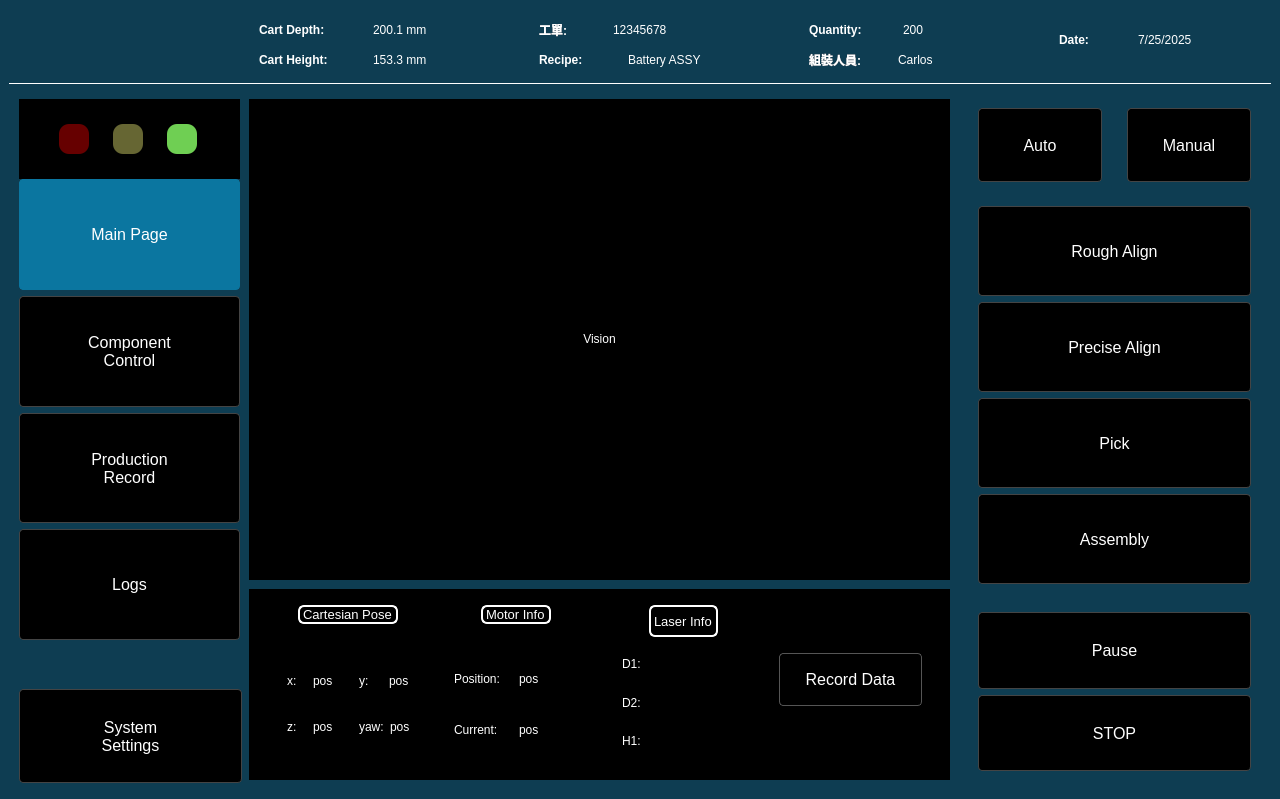
deltahenry/cas_ws, file src/ui_app/ui_app/ui_magic_cube.ui: the form before one commit.
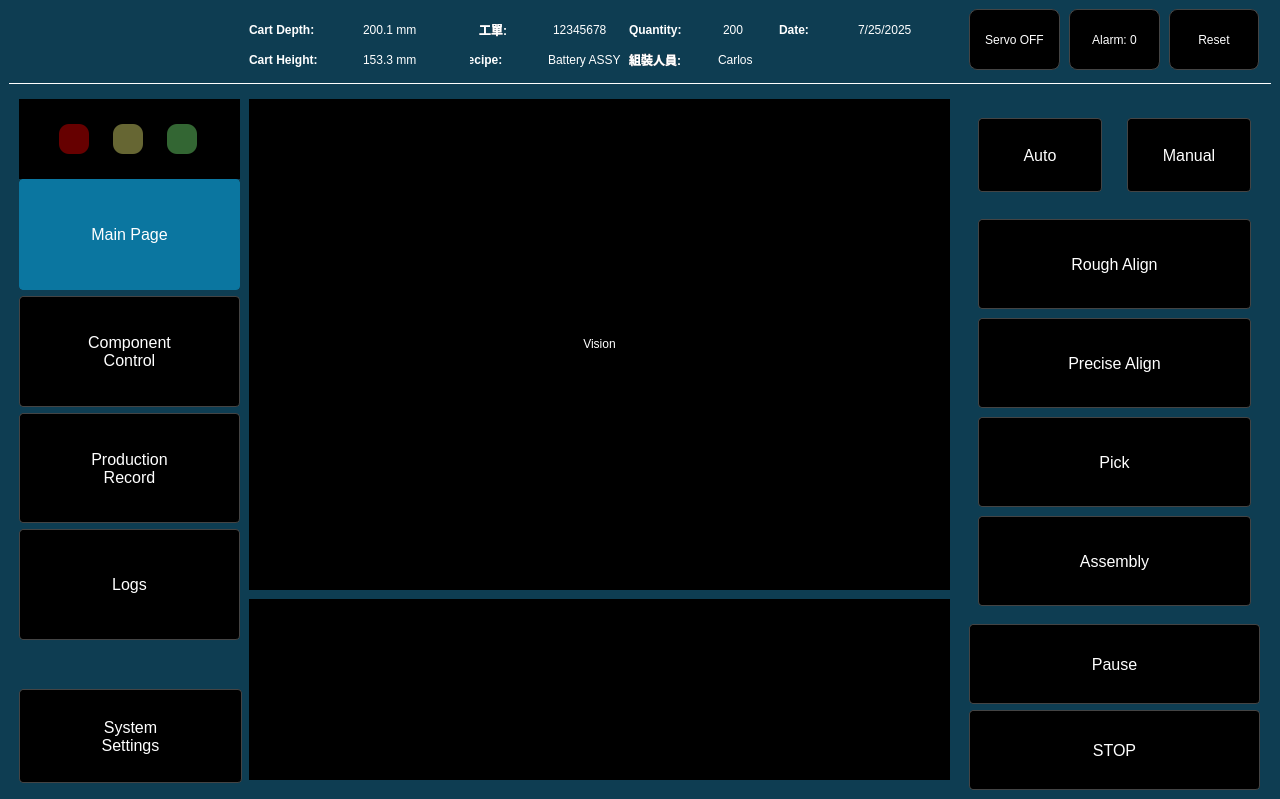
The form after the commit. The open tabs and pages were chosen to show the change. Icons and pictures are not drawn.

```diff
--- a/src/ui_app/ui_app/ui_magic_cube.ui
+++ b/src/ui_app/ui_app/ui_magic_cube.ui
@@ -160,7 +160,7 @@
            </size>
           </property>
           <property name="styleSheet">
-           <string notr="true">background-color: #6FCF53; border-radius: 10px;</string>
+           <string notr="true">background-color: #336633; border-radius: 10px;</string>
           </property>
           <property name="text">
            <string/>
@@ -358,7 +358,7 @@
        <property name="geometry">
         <rect>
          <x>240</x>
-         <y>80</y>
+         <y>90</y>
          <width>1021</width>
          <height>691</height>
         </rect>
@@ -379,9 +379,9 @@
          <property name="geometry">
           <rect>
            <x>0</x>
-           <y>10</y>
+           <y>0</y>
            <width>701</width>
-           <height>481</height>
+           <height>491</height>
           </rect>
          </property>
          <property name="styleSheet">
@@ -409,7 +409,7 @@
            <x>0</x>
            <y>500</y>
            <width>701</width>
-           <height>191</height>
+           <height>181</height>
           </rect>
          </property>
          <property name="styleSheet">
@@ -758,455 +758,6 @@
            <property name="spacing">
             <number>6</number>
            </property>
-           <item>
-            <widget class="QFrame" name="Info">
-             <property name="frameShape">
-              <enum>QFrame::Shape::StyledPanel</enum>
-             </property>
-             <property name="frameShadow">
-              <enum>QFrame::Shadow::Raised</enum>
-             </property>
-             <layout class="QHBoxLayout" name="horizontalLayout_10" stretch="0,0,0,0">
-              <property name="topMargin">
-               <number>0</number>
-              </property>
-              <property name="bottomMargin">
-               <number>9</number>
-              </property>
-              <item>
-               <widget class="QWidget" name="CartesianPoseWidget" native="true">
-                <property name="sizePolicy">
-                 <sizepolicy hsizetype="Preferred" vsizetype="Preferred">
-                  <horstretch>0</horstretch>
-                  <verstretch>0</verstretch>
-                 </sizepolicy>
-                </property>
-                <property name="minimumSize">
-                 <size>
-                  <width>0</width>
-                  <height>0</height>
-                 </size>
-                </property>
-                <layout class="QGridLayout" name="gridLayout">
-                 <property name="topMargin">
-                  <number>6</number>
-                 </property>
-                 <item row="1" column="1">
-                  <widget class="QFrame" name="yPosFrame">
-                   <property name="frameShape">
-                    <enum>QFrame::Shape::StyledPanel</enum>
-                   </property>
-                   <property name="frameShadow">
-                    <enum>QFrame::Shadow::Raised</enum>
-                   </property>
-                   <layout class="QHBoxLayout" name="horizontalLayout_9">
-                    <property name="bottomMargin">
-                     <number>3</number>
-                    </property>
-                    <item alignment="Qt::AlignmentFlag::AlignLeft|Qt::AlignmentFlag::AlignVCenter">
-                     <widget class="QLabel" name="y">
-                      <property name="font">
-                       <font>
-                        <pointsize>9</pointsize>
-                       </font>
-                      </property>
-                      <property name="text">
-                       <string>y:</string>
-                      </property>
-                     </widget>
-                    </item>
-                    <item alignment="Qt::AlignmentFlag::AlignHCenter|Qt::AlignmentFlag::AlignVCenter">
-                     <widget class="QLabel" name="yText">
-                      <property name="text">
-                       <string>pos</string>
-                      </property>
-                     </widget>
-                    </item>
-                   </layout>
-                  </widget>
-                 </item>
-                 <item row="2" column="0">
-                  <widget class="QFrame" name="zPosFrame">
-                   <property name="frameShape">
-                    <enum>QFrame::Shape::StyledPanel</enum>
-                   </property>
-                   <property name="frameShadow">
-                    <enum>QFrame::Shadow::Raised</enum>
-                   </property>
-                   <layout class="QHBoxLayout" name="horizontalLayout_11">
-                    <property name="bottomMargin">
-                     <number>14</number>
-                    </property>
-                    <item alignment="Qt::AlignmentFlag::AlignLeft|Qt::AlignmentFlag::AlignVCenter">
-                     <widget class="QLabel" name="z">
-                      <property name="font">
-                       <font>
-                        <pointsize>9</pointsize>
-                       </font>
-                      </property>
-                      <property name="text">
-                       <string>z:</string>
-                      </property>
-                     </widget>
-                    </item>
-                    <item alignment="Qt::AlignmentFlag::AlignHCenter|Qt::AlignmentFlag::AlignVCenter">
-                     <widget class="QLabel" name="zText">
-                      <property name="text">
-                       <string>pos</string>
-                      </property>
-                     </widget>
-                    </item>
-                   </layout>
-                  </widget>
-                 </item>
-                 <item row="2" column="1">
-                  <widget class="QFrame" name="yawPosFrame">
-                   <property name="frameShape">
-                    <enum>QFrame::Shape::StyledPanel</enum>
-                   </property>
-                   <property name="frameShadow">
-                    <enum>QFrame::Shadow::Raised</enum>
-                   </property>
-                   <layout class="QHBoxLayout" name="horizontalLayout_12">
-                    <property name="bottomMargin">
-                     <number>14</number>
-                    </property>
-                    <item alignment="Qt::AlignmentFlag::AlignLeft|Qt::AlignmentFlag::AlignVCenter">
-                     <widget class="QLabel" name="yaw">
-                      <property name="font">
-                       <font>
-                        <pointsize>9</pointsize>
-                       </font>
-                      </property>
-                      <property name="text">
-                       <string>yaw:</string>
-                      </property>
-                     </widget>
-                    </item>
-                    <item alignment="Qt::AlignmentFlag::AlignHCenter|Qt::AlignmentFlag::AlignVCenter">
-                     <widget class="QLabel" name="yawText">
-                      <property name="text">
-                       <string>pos</string>
-                      </property>
-                     </widget>
-                    </item>
-                   </layout>
-                  </widget>
-                 </item>
-                 <item row="0" column="0" colspan="2" alignment="Qt::AlignmentFlag::AlignHCenter|Qt::AlignmentFlag::AlignTop">
-                  <widget class="QLabel" name="CartesianPoseText">
-                   <property name="font">
-                    <font>
-                     <pointsize>10</pointsize>
-                    </font>
-                   </property>
-                   <property name="styleSheet">
-                    <string notr="true">border: 2px solid #FFFFFF;  /* white solid border */
-border-radius: 6px;</string>
-                   </property>
-                   <property name="text">
-                    <string>Cartesian Pose</string>
-                   </property>
-                  </widget>
-                 </item>
-                 <item row="1" column="0">
-                  <widget class="QFrame" name="xPosFrame">
-                   <property name="font">
-                    <font>
-                     <pointsize>9</pointsize>
-                    </font>
-                   </property>
-                   <property name="frameShape">
-                    <enum>QFrame::Shape::StyledPanel</enum>
-                   </property>
-                   <property name="frameShadow">
-                    <enum>QFrame::Shadow::Raised</enum>
-                   </property>
-                   <layout class="QHBoxLayout" name="horizontalLayout_8">
-                    <property name="leftMargin">
-                     <number>9</number>
-                    </property>
-                    <property name="bottomMargin">
-                     <number>3</number>
-                    </property>
-                    <item alignment="Qt::AlignmentFlag::AlignLeft|Qt::AlignmentFlag::AlignVCenter">
-                     <widget class="QLabel" name="x">
-                      <property name="font">
-                       <font>
-                        <pointsize>9</pointsize>
-                       </font>
-                      </property>
-                      <property name="text">
-                       <string>x:</string>
-                      </property>
-                     </widget>
-                    </item>
-                    <item alignment="Qt::AlignmentFlag::AlignHCenter|Qt::AlignmentFlag::AlignVCenter">
-                     <widget class="QLabel" name="xText">
-                      <property name="text">
-                       <string>pos</string>
-                      </property>
-                     </widget>
-                    </item>
-                   </layout>
-                  </widget>
-                 </item>
-                </layout>
-               </widget>
-              </item>
-              <item>
-               <widget class="QWidget" name="MotorInfoWidget" native="true">
-                <property name="styleSheet">
-                 <string notr="true"/>
-                </property>
-                <layout class="QGridLayout" name="gridLayout_2">
-                 <property name="topMargin">
-                  <number>6</number>
-                 </property>
-                 <item row="2" column="0">
-                  <widget class="QFrame" name="PositionFrame">
-                   <property name="frameShape">
-                    <enum>QFrame::Shape::StyledPanel</enum>
-                   </property>
-                   <property name="frameShadow">
-                    <enum>QFrame::Shadow::Raised</enum>
-                   </property>
-                   <layout class="QHBoxLayout" name="horizontalLayout_13">
-                    <item>
-                     <widget class="QLabel" name="Position">
-                      <property name="text">
-                       <string>Position:</string>
-                      </property>
-                     </widget>
-                    </item>
-                    <item>
-                     <widget class="QLabel" name="PositionText">
-                      <property name="text">
-                       <string>pos</string>
-                      </property>
-                     </widget>
-                    </item>
-                   </layout>
-                  </widget>
-                 </item>
-                 <item row="0" column="0" alignment="Qt::AlignmentFlag::AlignHCenter|Qt::AlignmentFlag::AlignTop">
-                  <widget class="QLabel" name="MotorInfoText">
-                   <property name="font">
-                    <font>
-                     <pointsize>10</pointsize>
-                    </font>
-                   </property>
-                   <property name="styleSheet">
-                    <string notr="true">border: 2px solid #FFFFFF;  /* white solid border */
-border-radius: 6px;</string>
-                   </property>
-                   <property name="text">
-                    <string>Motor Info</string>
-                   </property>
-                  </widget>
-                 </item>
-                 <item row="3" column="0">
-                  <widget class="QFrame" name="CurrentFrame">
-                   <property name="frameShape">
-                    <enum>QFrame::Shape::StyledPanel</enum>
-                   </property>
-                   <property name="frameShadow">
-                    <enum>QFrame::Shadow::Raised</enum>
-                   </property>
-                   <layout class="QHBoxLayout" name="horizontalLayout_14">
-                    <item>
-                     <widget class="QLabel" name="Current">
-                      <property name="text">
-                       <string>Current: </string>
-                      </property>
-                     </widget>
-                    </item>
-                    <item>
-                     <widget class="QLabel" name="CurrentText">
-                      <property name="text">
-                       <string>pos</string>
-                      </property>
-                     </widget>
-                    </item>
-                   </layout>
-                  </widget>
-                 </item>
-                </layout>
-               </widget>
-              </item>
-              <item>
-               <widget class="QWidget" name="RecordData" native="true">
-                <layout class="QGridLayout" name="gridLayout_3">
-                 <property name="topMargin">
-                  <number>6</number>
-                 </property>
-                 <item row="1" column="0">
-                  <widget class="QFrame" name="frame_11">
-                   <property name="frameShape">
-                    <enum>QFrame::Shape::StyledPanel</enum>
-                   </property>
-                   <property name="frameShadow">
-                    <enum>QFrame::Shadow::Raised</enum>
-                   </property>
-                   <layout class="QVBoxLayout" name="verticalLayout_13">
-                    <property name="leftMargin">
-                     <number>9</number>
-                    </property>
-                    <property name="topMargin">
-                     <number>9</number>
-                    </property>
-                    <property name="bottomMargin">
-                     <number>0</number>
-                    </property>
-                    <item>
-                     <widget class="QLabel" name="d1">
-                      <property name="text">
-                       <string>D1: </string>
-                      </property>
-                     </widget>
-                    </item>
-                   </layout>
-                  </widget>
-                 </item>
-                 <item row="0" column="0" alignment="Qt::AlignmentFlag::AlignHCenter">
-                  <widget class="QLabel" name="LaserInfoText">
-                   <property name="font">
-                    <font>
-                     <pointsize>10</pointsize>
-                    </font>
-                   </property>
-                   <property name="styleSheet">
-                    <string notr="true">border: 2px solid #FFFFFF;  /* white solid border */
-border-radius: 6px;</string>
-                   </property>
-                   <property name="text">
-                    <string>Laser Info</string>
-                   </property>
-                  </widget>
-                 </item>
-                 <item row="3" column="0">
-                  <widget class="QFrame" name="frame_6">
-                   <property name="frameShape">
-                    <enum>QFrame::Shape::StyledPanel</enum>
-                   </property>
-                   <property name="frameShadow">
-                    <enum>QFrame::Shadow::Raised</enum>
-                   </property>
-                   <layout class="QVBoxLayout" name="verticalLayout_22">
-                    <property name="leftMargin">
-                     <number>9</number>
-                    </property>
-                    <property name="bottomMargin">
-                     <number>0</number>
-                    </property>
-                    <item>
-                     <widget class="QLabel" name="d2">
-                      <property name="text">
-                       <string>D2: </string>
-                      </property>
-                     </widget>
-                    </item>
-                   </layout>
-                  </widget>
-                 </item>
-                 <item row="4" column="0">
-                  <widget class="QFrame" name="frame_5">
-                   <property name="frameShape">
-                    <enum>QFrame::Shape::StyledPanel</enum>
-                   </property>
-                   <property name="frameShadow">
-                    <enum>QFrame::Shadow::Raised</enum>
-                   </property>
-                   <layout class="QVBoxLayout" name="verticalLayout_14">
-                    <property name="leftMargin">
-                     <number>9</number>
-                    </property>
-                    <property name="bottomMargin">
-                     <number>0</number>
-                    </property>
-                    <item>
-                     <widget class="QLabel" name="h1">
-                      <property name="text">
-                       <string>H1: </string>
-                      </property>
-                     </widget>
-                    </item>
-                   </layout>
-                  </widget>
-                 </item>
-                </layout>
-               </widget>
-              </item>
-              <item>
-               <widget class="QWidget" name="RecordDataButtonContainer" native="true">
-                <property name="sizePolicy">
-                 <sizepolicy hsizetype="Preferred" vsizetype="Preferred">
-                  <horstretch>0</horstretch>
-                  <verstretch>0</verstretch>
-                 </sizepolicy>
-                </property>
-                <layout class="QVBoxLayout" name="verticalLayout_16">
-                 <property name="leftMargin">
-                  <number>9</number>
-                 </property>
-                 <property name="topMargin">
-                  <number>9</number>
-                 </property>
-                 <item alignment="Qt::AlignmentFlag::AlignVCenter">
-                  <widget class="QPushButton" name="RecordDataButton">
-                   <property name="sizePolicy">
-                    <sizepolicy hsizetype="Preferred" vsizetype="Preferred">
-                     <horstretch>0</horstretch>
-                     <verstretch>0</verstretch>
-                    </sizepolicy>
-                   </property>
-                   <property name="font">
-                    <font>
-                     <pointsize>12</pointsize>
-                    </font>
-                   </property>
-                   <property name="styleSheet">
-                    <string notr="true">QPushButton {
-    background-color: qlineargradient(
-        x1:0, y1:0, x2:0, y2:1,
-        stop:0 #1a1a1a, stop:1 #000000
-    );
-    color: white;
-    border: 1px solid #555;
-    border-radius: 4px;
-    padding: 16px 24px;
-}
-
-QPushButton:hover {
-    background-color: qlineargradient(
-        x1:0, y1:0, x2:0, y2:1,
-        stop:0 #2a2a2a, stop:1 #111111
-    );
-}
-
-QPushButton:pressed {
-    background-color: qlineargradient(
-        x1:0, y1:0, x2:0, y2:1,
-        stop:0 #0f0f0f, stop:1 #000000
-    );
-	background-color: #0B76A0;
-    border: 1px solid #555;
-    border-radius: 4px;
-    padding: 16px 24px;
-}
-</string>
-                   </property>
-                   <property name="text">
-                    <string>Record Data</string>
-                   </property>
-                  </widget>
-                 </item>
-                </layout>
-               </widget>
-              </item>
-             </layout>
-            </widget>
-           </item>
           </layout>
          </widget>
         </widget>
@@ -1353,64 +904,6 @@
                 </property>
                </widget>
               </item>
-              <item>
-               <layout class="QVBoxLayout" name="verticalLayoutAutoPauseAndStop">
-                <property name="spacing">
-                 <number>6</number>
-                </property>
-                <property name="topMargin">
-                 <number>37</number>
-                </property>
-                <item>
-                 <widget class="QPushButton" name="AutoPauseButton">
-                  <property name="sizePolicy">
-                   <sizepolicy hsizetype="Minimum" vsizetype="Preferred">
-                    <horstretch>0</horstretch>
-                    <verstretch>0</verstretch>
-                   </sizepolicy>
-                  </property>
-                  <property name="font">
-                   <font>
-                    <pointsize>12</pointsize>
-                   </font>
-                  </property>
-                  <property name="styleSheet">
-                   <string notr="true"/>
-                  </property>
-                  <property name="text">
-                   <string>Pause</string>
-                  </property>
-                  <property name="checkable">
-                   <bool>true</bool>
-                  </property>
-                 </widget>
-                </item>
-                <item>
-                 <widget class="QPushButton" name="AutoStopButton">
-                  <property name="sizePolicy">
-                   <sizepolicy hsizetype="Minimum" vsizetype="Preferred">
-                    <horstretch>0</horstretch>
-                    <verstretch>0</verstretch>
-                   </sizepolicy>
-                  </property>
-                  <property name="font">
-                   <font>
-                    <pointsize>12</pointsize>
-                   </font>
-                  </property>
-                  <property name="styleSheet">
-                   <string notr="true"/>
-                  </property>
-                  <property name="text">
-                   <string>STOP</string>
-                  </property>
-                  <property name="checkable">
-                   <bool>false</bool>
-                  </property>
-                 </widget>
-                </item>
-               </layout>
-              </item>
              </layout>
             </widget>
             <widget class="QWidget" name="ManualButtonsPage">
@@ -1550,77 +1043,80 @@
                 </attribute>
                </widget>
               </item>
-              <item>
-               <layout class="QVBoxLayout" name="verticalLayoutManualButtons">
-                <property name="topMargin">
-                 <number>22</number>
-                </property>
-                <item>
-                 <widget class="QPushButton" name="ManualPauseButton">
-                  <property name="sizePolicy">
-                   <sizepolicy hsizetype="Minimum" vsizetype="Preferred">
-                    <horstretch>0</horstretch>
-                    <verstretch>0</verstretch>
-                   </sizepolicy>
-                  </property>
-                  <property name="maximumSize">
-                   <size>
-                    <width>16777215</width>
-                    <height>90</height>
-                   </size>
-                  </property>
-                  <property name="font">
-                   <font>
-                    <pointsize>12</pointsize>
-                   </font>
-                  </property>
-                  <property name="styleSheet">
-                   <string notr="true"/>
-                  </property>
-                  <property name="text">
-                   <string>Pause</string>
-                  </property>
-                  <property name="checkable">
-                   <bool>true</bool>
-                  </property>
-                 </widget>
-                </item>
-                <item>
-                 <widget class="QPushButton" name="ManualStopButton">
-                  <property name="sizePolicy">
-                   <sizepolicy hsizetype="Minimum" vsizetype="Preferred">
-                    <horstretch>0</horstretch>
-                    <verstretch>0</verstretch>
-                   </sizepolicy>
-                  </property>
-                  <property name="maximumSize">
-                   <size>
-                    <width>16777215</width>
-                    <height>90</height>
-                   </size>
-                  </property>
-                  <property name="font">
-                   <font>
-                    <pointsize>12</pointsize>
-                   </font>
-                  </property>
-                  <property name="styleSheet">
-                   <string notr="true"/>
-                  </property>
-                  <property name="text">
-                   <string>STOP</string>
-                  </property>
-                  <property name="checkable">
-                   <bool>false</bool>
-                  </property>
-                 </widget>
-                </item>
-               </layout>
-              </item>
              </layout>
             </widget>
            </widget>
           </item>
+          <item>
+           <layout class="QVBoxLayout" name="verticalLayoutAutoPauseAndStop">
+            <property name="spacing">
+             <number>6</number>
+            </property>
+            <property name="topMargin">
+             <number>0</number>
+            </property>
+            <item>
+             <widget class="QPushButton" name="AutoPauseButton">
+              <property name="sizePolicy">
+               <sizepolicy hsizetype="Minimum" vsizetype="Preferred">
+                <horstretch>0</horstretch>
+                <verstretch>0</verstretch>
+               </sizepolicy>
+              </property>
+              <property name="minimumSize">
+               <size>
+                <width>0</width>
+                <height>80</height>
+               </size>
+              </property>
+              <property name="font">
+               <font>
+                <pointsize>12</pointsize>
+               </font>
+              </property>
+              <property name="styleSheet">
+               <string notr="true"/>
+              </property>
+              <property name="text">
+               <string>Pause</string>
+              </property>
+              <property name="checkable">
+               <bool>true</bool>
+              </property>
+             </widget>
+            </item>
+            <item>
+             <widget class="QPushButton" name="AutoStopButton">
+              <property name="sizePolicy">
+               <sizepolicy hsizetype="Minimum" vsizetype="Preferred">
+                <horstretch>0</horstretch>
+                <verstretch>0</verstretch>
+               </sizepolicy>
+              </property>
+              <property name="minimumSize">
+               <size>
+                <width>0</width>
+                <height>80</height>
+               </size>
+              </property>
+              <property name="font">
+               <font>
+                <pointsize>12</pointsize>
+               </font>
+              </property>
+              <property name="styleSheet">
+               <string notr="true"/>
+              </property>
+              <property name="text">
+               <string>STOP</string>
+              </property>
+              <property name="checkable">
+               <bool>false</bool>
+              </property>
+             </widget>
+            </item>
+           </layout>
+          </item>
          </layout>
         </widget>
        </widget>
@@ -6607,7 +6103,7 @@
       <widget class="QWidget" name="WorkOrderWidget" native="true">
        <property name="geometry">
         <rect>
-         <x>530</x>
+         <x>470</x>
          <y>0</y>
          <width>141</width>
          <height>41</height>
@@ -6641,7 +6137,7 @@
       <widget class="QWidget" name="RecipeWidget" native="true">
        <property name="geometry">
         <rect>
-         <x>530</x>
+         <x>450</x>
          <y>30</y>
          <width>171</width>
          <height>41</height>
@@ -6675,7 +6171,7 @@
       <widget class="QWidget" name="QuantityWidget" native="true">
        <property name="geometry">
         <rect>
-         <x>800</x>
+         <x>620</x>
          <y>0</y>
          <width>181</width>
          <height>41</height>
@@ -6709,7 +6205,7 @@
       <widget class="QWidget" name="WorkerNameWidget" native="true">
        <property name="geometry">
         <rect>
-         <x>800</x>
+         <x>620</x>
          <y>30</y>
          <width>171</width>
          <height>41</height>
@@ -6743,7 +6239,7 @@
       <widget class="QWidget" name="CartHeightWidget" native="true">
        <property name="geometry">
         <rect>
-         <x>250</x>
+         <x>240</x>
          <y>30</y>
          <width>221</width>
          <height>41</height>
@@ -6777,7 +6273,7 @@
       <widget class="QWidget" name="CartDepthWidget" native="true">
        <property name="geometry">
         <rect>
-         <x>250</x>
+         <x>240</x>
          <y>0</y>
          <width>221</width>
          <height>41</height>
@@ -6811,8 +6307,8 @@
       <widget class="QWidget" name="DateWidget" native="true">
        <property name="geometry">
         <rect>
-         <x>1050</x>
-         <y>10</y>
+         <x>770</x>
+         <y>0</y>
          <width>151</width>
          <height>41</height>
         </rect>
@@ -6842,6 +6338,67 @@
         </item>
        </layout>
       </widget>
+      <widget class="QPushButton" name="ServoONOFFButton">
+       <property name="geometry">
+        <rect>
+         <x>960</x>
+         <y>0</y>
+         <width>91</width>
+         <height>61</height>
+        </rect>
+       </property>
+       <property name="styleSheet">
+        <string notr="true">QPushButton#ServoONOFFButton {
+         border-radius: 8px;
+}</string>
+       </property>
+       <property name="text">
+        <string>Servo OFF</string>
+       </property>
+       <property name="checkable">
+        <bool>true</bool>
+       </property>
+      </widget>
+      <widget class="QPushButton" name="AlarmButton">
+       <property name="geometry">
+        <rect>
+         <x>1060</x>
+         <y>0</y>
+         <width>91</width>
+         <height>61</height>
+        </rect>
+       </property>
+       <property name="styleSheet">
+        <string notr="true">            border-radius: 8px;
+</string>
+       </property>
+       <property name="text">
+        <string>Alarm: 0</string>
+       </property>
+       <property name="iconSize">
+        <size>
+         <width>28</width>
+         <height>28</height>
+        </size>
+       </property>
+      </widget>
+      <widget class="QPushButton" name="ResetButton">
+       <property name="geometry">
+        <rect>
+         <x>1160</x>
+         <y>0</y>
+         <width>90</width>
+         <height>61</height>
+        </rect>
+       </property>
+       <property name="styleSheet">
+        <string notr="true">            border-radius: 8px;
+</string>
+       </property>
+       <property name="text">
+        <string>Reset</string>
+       </property>
+      </widget>
       <zorder>ParentStackedWidgetToChangeMenuOptions</zorder>
       <zorder>Line</zorder>
       <zorder>SystemSettingsButton</zorder>
```
Left out of the diff: 271 changed lines with no effect on the pictures.
